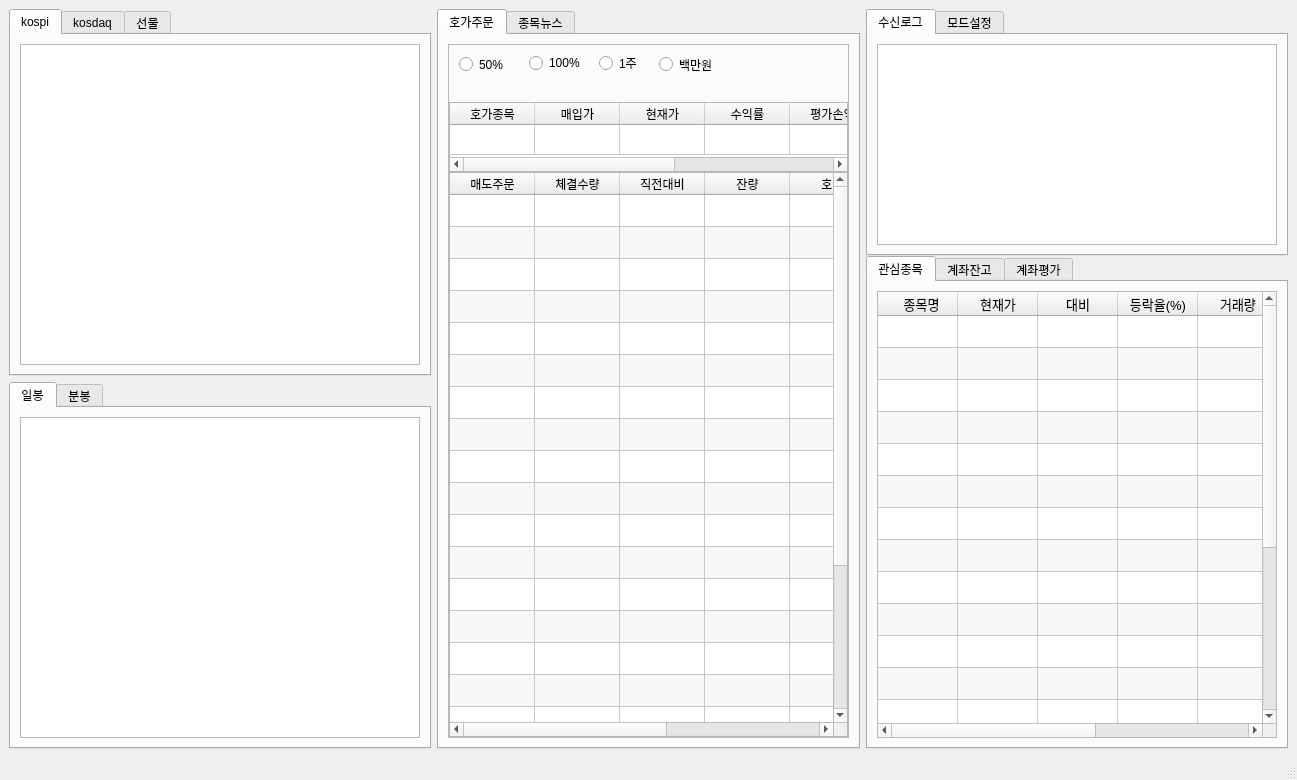
Old version of the form trader/mywindow.ui in the repository ajjicamp/my_window.
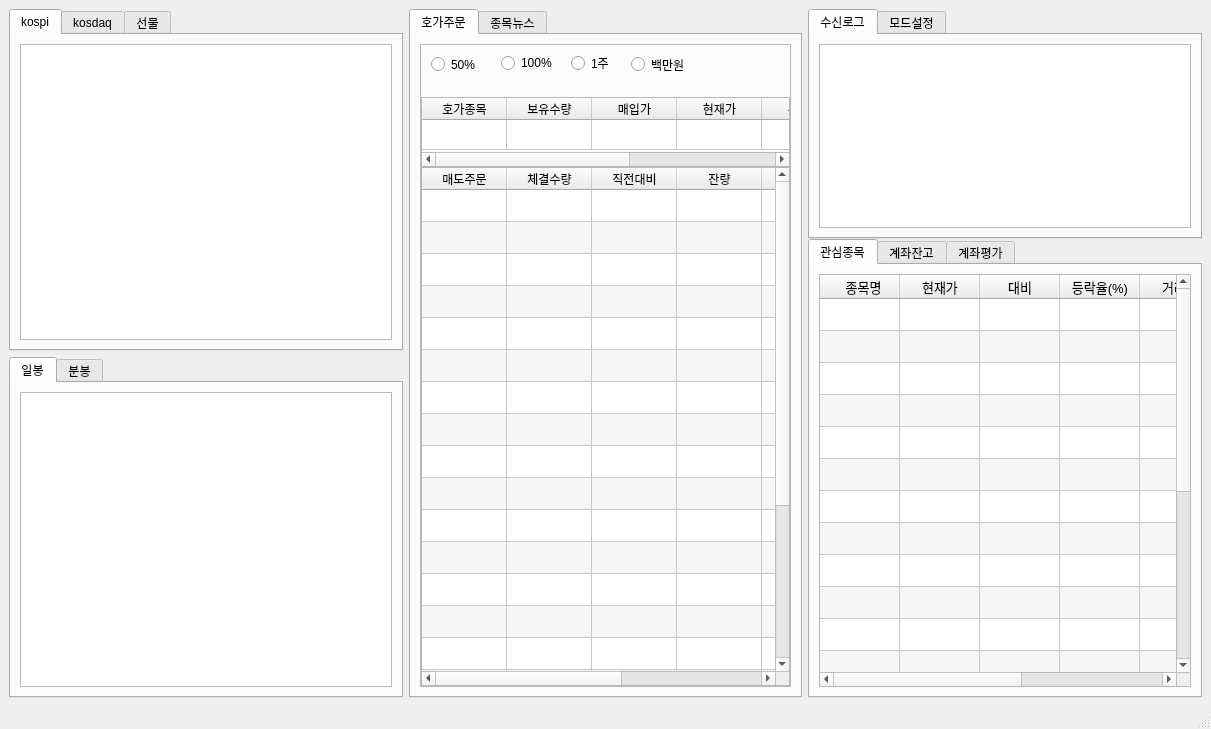
New version of the form. The open tabs and pages were chosen to show the change. Custom widgets are drawn as their Qt base class.

The edit to the form file:
```diff
--- a/trader/mywindow.ui
+++ b/trader/mywindow.ui
@@ -6,8 +6,8 @@
    <rect>
     <x>0</x>
     <y>0</y>
-    <width>1297</width>
-    <height>780</height>
+    <width>1211</width>
+    <height>729</height>
    </rect>
   </property>
   <property name="windowTitle">
@@ -169,6 +169,11 @@
                   <string>호가종목</string>
                  </property>
                 </column>
+                <column>
+                 <property name="text">
+                  <string>보유수량</string>
+                 </property>
+                </column>
                 <column>
                  <property name="text">
                   <string>매입가</string>
@@ -189,11 +194,6 @@
                   <string>평가손익</string>
                  </property>
                 </column>
-                <column>
-                 <property name="text">
-                  <string>매입금액</string>
-                 </property>
-                </column>
                 <column>
                  <property name="text">
                   <string>평가금액</string>
```
Left out of the diff: 4 changed lines with no effect on the pictures.
